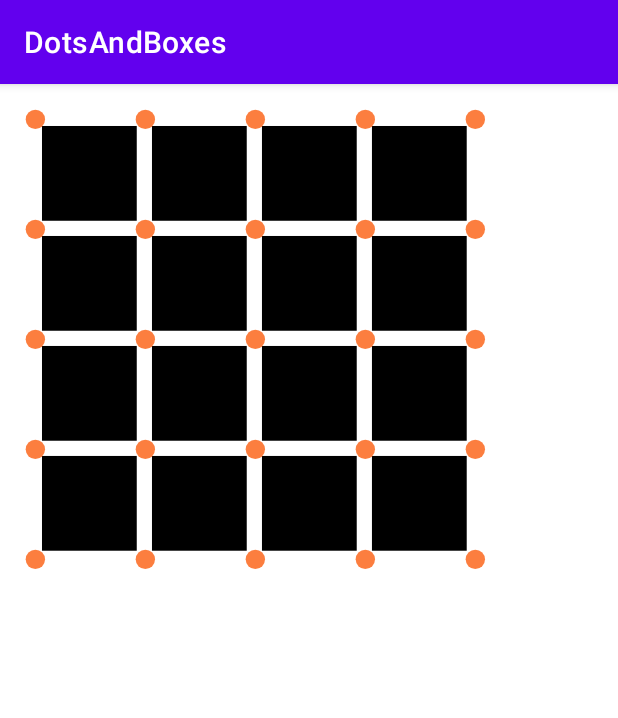
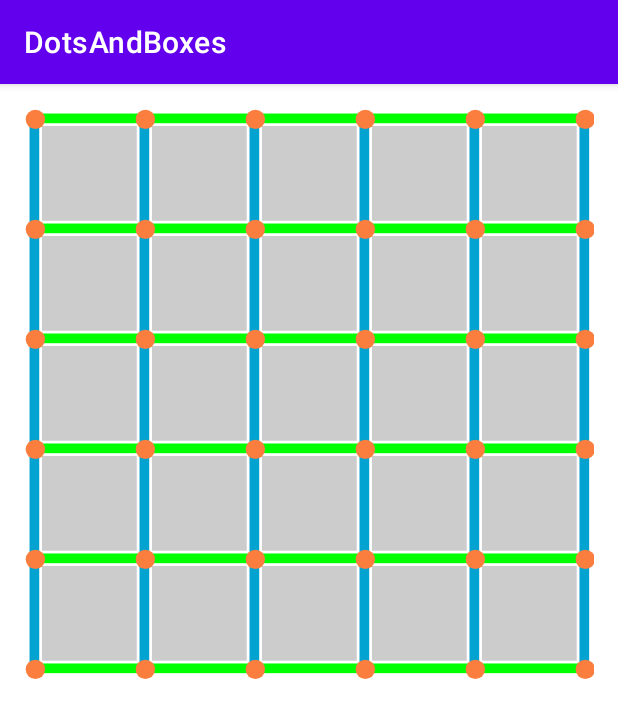
Before and after one commit to saso-gatto/DotsAndBoxes-Android, an Android app: the Activity_Game screen opened directly, with no data from a screen before it, on a phone screen of 412 x 824 dp. Shown: the top 718 px of the screen. Run offline under Robolectric (Android 15) with nearby library versions, the phone set to English and light mode, and no system bars.

```diff
--- a/app/src/main/java/it/dotsandboxes/Activity_Game.java
+++ b/app/src/main/java/it/dotsandboxes/Activity_Game.java
@@ -12,16 +12,7 @@ import android.widget.ImageView;
 
 public class Activity_Game extends AppCompatActivity {
 
-    protected static final float radius = (float) 14 / 824;
-    protected static final float start = (float) 6 / 824;
-    protected static final float add1 = (float) 18 / 824;
-    protected static final float add2 = (float) 2 / 824;
-    protected static final float add3 = (float) 14 / 824;
-    protected static final float add4 = (float) 141 / 824;
-    protected static final float add5 = (float) 159 / 824;
-    protected static final float add6 = (float) 9 / 824;
     private  GamePlay gamePlay;
-    private ImageView disegno;
 
     @Override
     protected void onCreate(Bundle savedInstanceState) {
@@ -29,7 +20,7 @@ public class Activity_Game extends AppCompatActivity {
         setContentView(R.layout.activity_game);
 
         gamePlay = findViewById(R.id.gameView);
-        disegno = findViewById(R.id.immagine);
+
 
 
     }
--- a/app/src/main/java/it/dotsandboxes/Board.java
+++ b/app/src/main/java/it/dotsandboxes/Board.java
@@ -24,13 +24,13 @@ public class Board implements Cloneable {
 	private ArrayList<Edge> mosseFatte = new ArrayList<Edge>();
 
     public Board(int n) {
-        vEdge = new int[n-1][n];
-        hEdge = new int[n][n-1];
-        box = new int[n-1][n-1];
+        vEdge = new int[n][n+1];
+        hEdge = new int[n+1][n];
+        box = new int[n][n];
         fill(vEdge,BLANK);					//Indica che tutte le linee orizz. sono vuote
         fill(hEdge,BLANK);					//Indica che tutte le linee verticali sono vuote
         fill(box,BLANK);					//griglia vuota
-        this.dim = n-1;
+        this.dim = n;
         redScore = blueScore = 0;
     }
 
@@ -232,15 +232,20 @@ public class Board implements Cloneable {
 
     //Perché 1 e 2? Da modificare
     public boolean isEdgeOccupied(Edge edge) {
-      /*  if (edge.getHorizontal()==1){
+        if (edge.getHorizontal()==1){
 
-                return (hEdge[edge.getX()][edge.getY()] == 1
-                        || hEdge[edge.getX()][edge.getY()] == 2);
+            if(hEdge[edge.getX()][edge.getY()] == BLANK)
+                return true;
+            else
+                return false;
         }
-            else if (edge.getHorizontal()==0){
-                return (vEdge[edge.getX()][edge.getY()] == 1
-                        || vEdge[edge.getX()][edge.getY()] == 2);
-        }*/
+        else if (edge.getHorizontal()==0){
+
+            if(vEdge[edge.getX()][edge.getY()] == BLANK)
+                return true;
+            else
+                return false;
+        }
             System.out.println("Caso non contemplato");
             return false;
     }
--- a/app/src/main/java/it/dotsandboxes/GamePlay.java
+++ b/app/src/main/java/it/dotsandboxes/GamePlay.java
@@ -167,10 +167,10 @@ public class GamePlay extends View implements Observer {
 
         //paint lines
         paint.setColor(0xFF000000);
-        for (int i = 0; i < game.getDim() + 1; i++) {
+        for (int i = 0; i < game.getDim()+1; i++) {
             for (int j = 0; j < game.getDim(); j++) {
-                Edge horizontal = new Edge(i, j,1);
-                if (horizontal.equals(game.getLatestMove())) {
+                Edge horizontal = new Edge(j, i,1);
+       /*         if (horizontal.equals(game.getLatestMove())) {
                     paint.setColor(0xFFFF7700);
                 } else if (game.isEdgeOccupied(horizontal)) {
                     if (game.getLineOccupier(horizontal) == 1)
@@ -179,19 +179,25 @@ public class GamePlay extends View implements Observer {
                         paint.setColor(playerColors[1]);
                 } else {
                     paint.setColor(0xFFFFFFFF);
-                }
+                 }
+*/
+                paint.setColor(Color.GREEN);
+
                 canvas.drawRect(start + add5 * j + add1, start + add5 * i
                         + add2, start + add5 * (j + 1), start + add5 * i + add1
                         - add2, paint);
 
-                Edge vertical = new Edge(i, j,0);
+                Edge vertical = new Edge(j, i,0);
+
                 if (vertical.equals(game.getLatestMove())) {
                     paint.setColor(0xFFFF7700);
                 } else if (game.isEdgeOccupied(vertical)) {
-                    if (game.getLineOccupier(vertical) == 1)
-                        paint.setColor(playerColors[0]);
-                    else
-                        paint.setColor(playerColors[1]);
+
+                        if (game.getLineOccupier(vertical) == 1)
+                            paint.setColor(playerColors[0]);
+                        else
+                            paint.setColor(playerColors[1]);
+
                 } else {
                     paint.setColor(0xFFFFFFFF);
                 }
@@ -205,7 +211,7 @@ public class GamePlay extends View implements Observer {
         for (int i = 0; i < game.getDim(); i++) {
             for (int j = 0; j < game.getDim(); j++) {
               //  paint.setColor(game.getBoxOccupier(j, i) == null ? Color.TRANSPARENT : playerColors[Player.indexIn(game.getBoxOccupier(j, i), game.getPlayers())]);
-                paint.setColor(Color.BLACK);
+                paint.setColor(Color.LTGRAY);
                 canvas.drawRect(start + add5 * i + add1 + add2, start
                         + add5 * j + add1 + add2, start + add5 * i + add1
                         + add4 - add2, start + add5 * j + add1 + add4
--- a/app/src/main/res/layout/activity_game.xml
+++ b/app/src/main/res/layout/activity_game.xml
@@ -2,17 +2,12 @@
 <RelativeLayout xmlns:android="http://schemas.android.com/apk/res/android"
     android:layout_width="match_parent"
     android:layout_height="match_parent"
-    android:padding="16dp">
-
-    <ImageView
-        android:id="@+id/immagine"
-        android:layout_width="match_parent"
-        android:layout_height="match_parent"/>
+    android:padding="16dp"
+    android:layout_gravity="center">
 
     <it.dotsandboxes.GamePlay
         android:id="@+id/gameView"
-        android:layout_width="match_parent"
-        android:layout_height="match_parent">
-    </it.dotsandboxes.GamePlay>
+        android:layout_width="wrap_content"
+        android:layout_height="wrap_content"/>
 
 </RelativeLayout>
```
